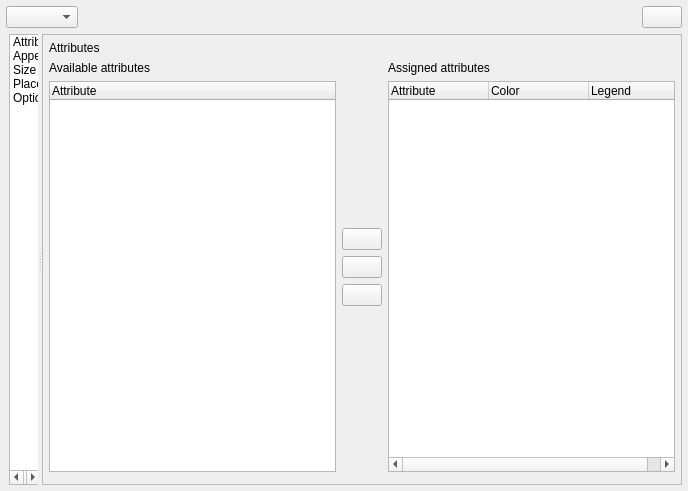
This is src/ui/qgsdiagrampropertiesbase.ui in qgis/QGIS as Qt 5 draws it before an edit. The edited form follows.
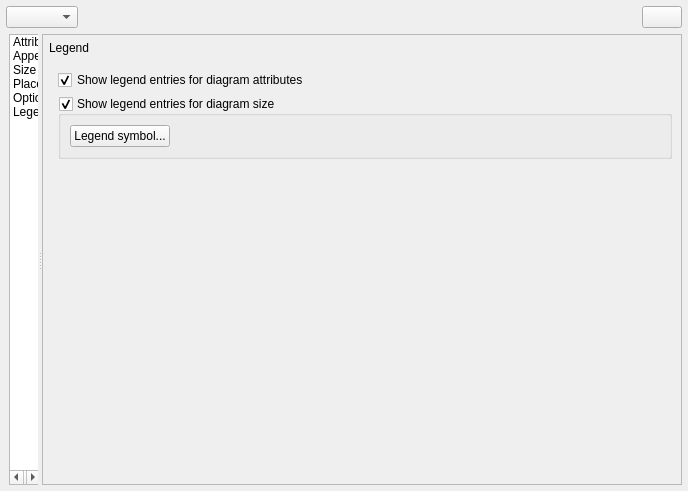
This is the edited form. The open tabs and pages were chosen to show the change. Icons and pictures are not drawn. Custom widgets are drawn as their Qt base class.

Commit message:
[FEATURE][diagrams] Add optional legend entries for diagram sizes
A new "legend" tab has been added to diagram properties, allowing
both the existing attribute legend and a new size legend to be
enabled/disabled. The size legend has a configurable marker
symbol.

Also includes unit tests for both diagram attribute and size
legends.

Sponsored by ADUGA

The edit to the form file:
```diff
--- a/src/ui/qgsdiagrampropertiesbase.ui
+++ b/src/ui/qgsdiagrampropertiesbase.ui
@@ -198,6 +198,15 @@
                <normaloff>:/images/themes/default/propertyicons/action.svg</normaloff>:/images/themes/default/propertyicons/action.svg</iconset>
              </property>
             </item>
+            <item>
+             <property name="text">
+              <string>Legend</string>
+             </property>
+             <property name="icon">
+              <iconset resource="../../images/images.qrc">
+               <normaloff>:/images/themes/default/legend.svg</normaloff>:/images/themes/default/legend.svg</iconset>
+             </property>
+            </item>
            </widget>
           </item>
          </layout>
@@ -258,8 +267,8 @@
                   <rect>
                    <x>0</x>
                    <y>0</y>
-                   <width>305</width>
-                   <height>110</height>
+                   <width>630</width>
+                   <height>409</height>
                   </rect>
                  </property>
                  <layout class="QHBoxLayout" name="horizontalLayout_6">
@@ -608,7 +617,7 @@
                         </widget>
                        </item>
                        <item row="4" column="1">
-                        <layout class="QHBoxLayout" name="horizontalLayout_7">
+                        <layout class="QHBoxLayout" name="horizontalLayout_7_1">
                          <item>
                           <widget class="QgsDoubleSpinBox" name="mPenWidthSpinBox">
                            <property name="decimals">
@@ -821,7 +830,7 @@
                          <property name="checked">
                           <bool>false</bool>
                          </property>
-                         <layout class="QVBoxLayout" name="verticalLayout_11">
+                         <layout class="QVBoxLayout" name="verticalLayout_11_1">
                           <item>
                            <widget class="QComboBox" name="mDataDefinedVisibilityComboBox"/>
                           </item>
@@ -1662,6 +1671,106 @@
               </item>
              </layout>
             </widget>
+            <widget class="QWidget" name="mDiagramPage_Legend">
+             <layout class="QVBoxLayout" name="verticalLayout_11">
+              <property name="leftMargin">
+               <number>0</number>
+              </property>
+              <property name="topMargin">
+               <number>0</number>
+              </property>
+              <property name="rightMargin">
+               <number>0</number>
+              </property>
+              <property name="bottomMargin">
+               <number>0</number>
+              </property>
+              <item>
+               <widget class="QLabel" name="label_7">
+                <property name="text">
+                 <string>Legend</string>
+                </property>
+               </widget>
+              </item>
+              <item>
+               <widget class="QScrollArea" name="scrollArea_2">
+                <property name="frameShape">
+                 <enum>QFrame::NoFrame</enum>
+                </property>
+                <property name="widgetResizable">
+                 <bool>true</bool>
+                </property>
+                <widget class="QWidget" name="scrollAreaWidgetContents_2">
+                 <property name="geometry">
+                  <rect>
+                   <x>0</x>
+                   <y>0</y>
+                   <width>630</width>
+                   <height>409</height>
+                  </rect>
+                 </property>
+                 <layout class="QVBoxLayout" name="verticalLayout_12">
+                  <item>
+                   <widget class="QCheckBox" name="mCheckBoxAttributeLegend">
+                    <property name="text">
+                     <string>Show legend entries for diagram attributes</string>
+                    </property>
+                    <property name="checked">
+                     <bool>true</bool>
+                    </property>
+                   </widget>
+                  </item>
+                  <item>
+                   <widget class="QgsCollapsibleGroupBox" name="mCheckBoxSizeLegend">
+                    <property name="title">
+                     <string>Show legend entries for diagram size</string>
+                    </property>
+                    <property name="checkable">
+                     <bool>true</bool>
+                    </property>
+                    <layout class="QHBoxLayout" name="horizontalLayout_7">
+                     <item>
+                      <widget class="QPushButton" name="mButtonSizeLegendSymbol">
+                       <property name="text">
+                        <string>Legend symbol...</string>
+                       </property>
+                      </widget>
+                     </item>
+                     <item>
+                      <spacer name="horizontalSpacer_11">
+                       <property name="orientation">
+                        <enum>Qt::Horizontal</enum>
+                       </property>
+                       <property name="sizeHint" stdset="0">
+                        <size>
+                         <width>40</width>
+                         <height>20</height>
+                        </size>
+                       </property>
+                      </spacer>
+                     </item>
+                    </layout>
+                   </widget>
+                  </item>
+                  <item>
+                   <spacer name="verticalSpacer_7">
+                    <property name="orientation">
+                     <enum>Qt::Vertical</enum>
+                    </property>
+                    <property name="sizeHint" stdset="0">
+                     <size>
+                      <width>20</width>
+                      <height>40</height>
+                     </size>
+                    </property>
+                   </spacer>
+                  </item>
+                 </layout>
+                </widget>
+               </widget>
+              </item>
+             </layout>
+            </widget>
            </widget>
           </item>
          </layout>
@@ -1674,6 +1783,12 @@
   </layout>
  </widget>
  <customwidgets>
+  <customwidget>
+   <class>QgsFieldExpressionWidget</class>
+   <extends>QWidget</extends>
+   <header location="global">qgsfieldexpressionwidget.h</header>
+   <container>1</container>
+  </customwidget>
   <customwidget>
    <class>QgsColorButtonV2</class>
    <extends>QToolButton</extends>
@@ -1685,6 +1800,12 @@
    <extends>QDoubleSpinBox</extends>
    <header>qgsdoublespinbox.h</header>
   </customwidget>
+  <customwidget>
+   <class>QgsUnitSelectionWidget</class>
+   <extends>QWidget</extends>
+   <header>qgsunitselectionwidget.h</header>
+   <container>1</container>
+  </customwidget>
   <customwidget>
    <class>QgsSpinBox</class>
    <extends>QSpinBox</extends>
@@ -1696,18 +1817,6 @@
    <header>qgscollapsiblegroupbox.h</header>
    <container>1</container>
   </customwidget>
-  <customwidget>
-   <class>QgsFieldExpressionWidget</class>
-   <extends>QWidget</extends>
-   <header location="global">qgsfieldexpressionwidget.h</header>
-   <container>1</container>
-  </customwidget>
-  <customwidget>
-   <class>QgsUnitSelectionWidget</class>
-   <extends>QWidget</extends>
-   <header>qgsunitselectionwidget.h</header>
-   <container>1</container>
-  </customwidget>
   <customwidget>
    <class>QgsScaleRangeWidget</class>
    <extends>QWidget</extends>
```
Left out of the diff: 197 changed lines with no effect on the pictures. The commit also changes 24 other files.
